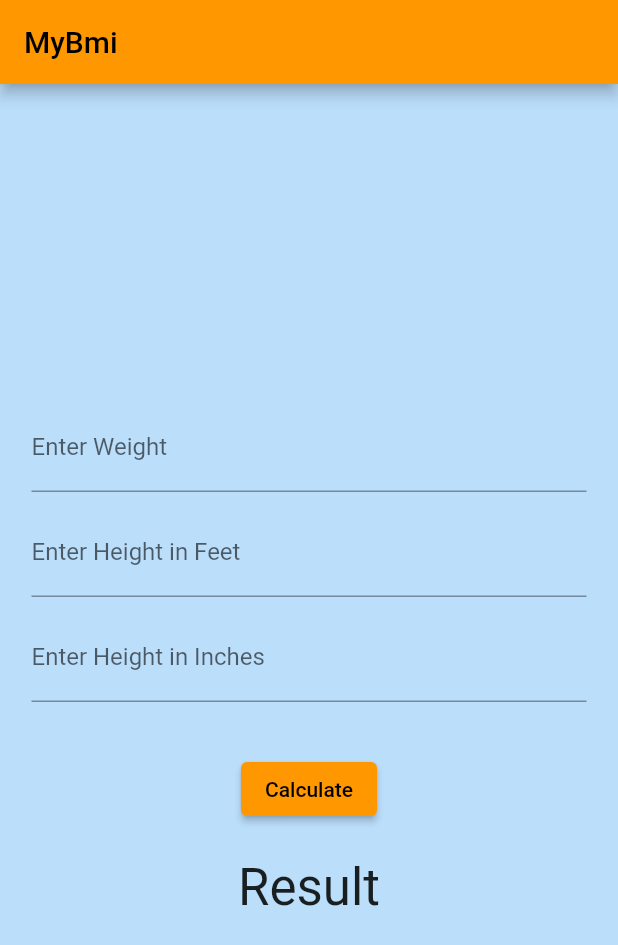
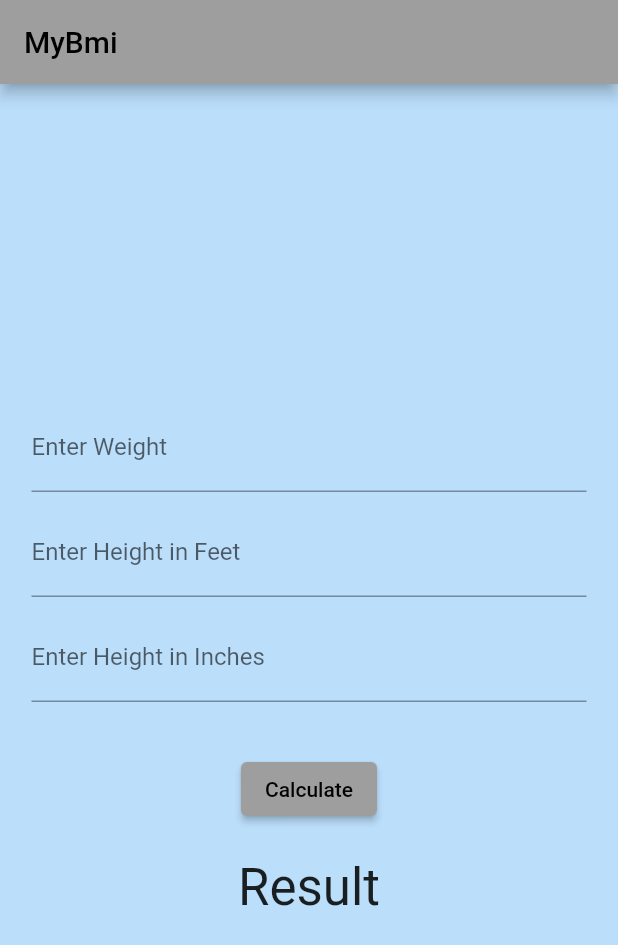
Before and after one commit to wscubetech-india/mybmi, a Flutter app: the screen it shows after launch, on a phone screen of 412 x 824 dp. Shown: the top 945 px of the screen. Run offline on Flutter 3.47's test engine with Material 2 defaults, Android fonts, the phone set to English and light mode, and no system bars.

Commit message:
Changed Theme color

```diff
--- a/lib/main.dart
+++ b/lib/main.dart
@@ -25,7 +25,7 @@ class MyApp extends StatelessWidget {
         // or simply save your changes to "hot reload" in a Flutter IDE).
         // Notice that the counter didn't reset back to zero; the application
         // is not restarted.
-        primarySwatch: Colors.orange,
+        primarySwatch: Colors.grey,
       ),
       home: MyHomePage(),
     );
```
